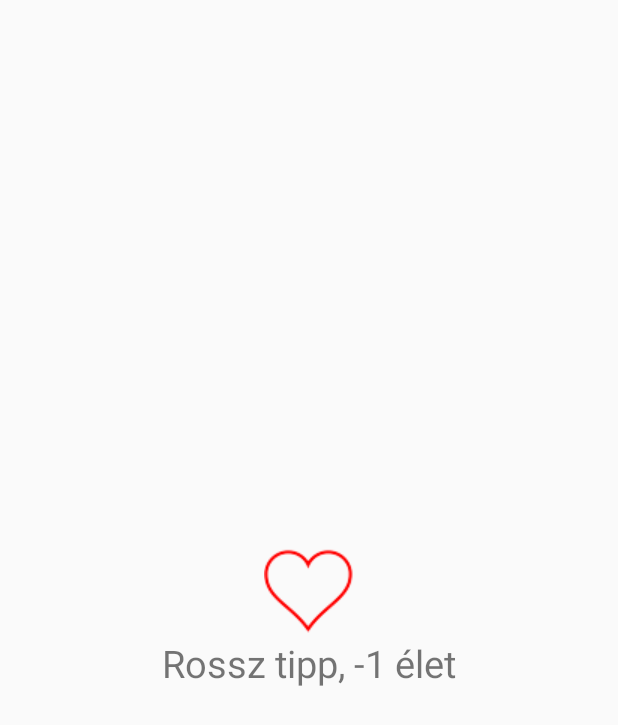
After one commit to darkbeast0106/Android_Java_ThinkANumber, an Android app: the layout custom_toast.xml on its own in the app's theme, with its tools: preview values and no code run, on a phone screen of 412 x 824 dp. The commit adds this screen. Shown: the top 725 px of the screen. Run offline under Robolectric (Android 15) with nearby library versions, the phone set to English and light mode, and no system bars.

Commit message:
Egyedi toast

```diff
--- a/app/src/main/java/com/example/thinkanumber/MainActivity.java
+++ b/app/src/main/java/com/example/thinkanumber/MainActivity.java
@@ -5,7 +5,9 @@ import androidx.appcompat.app.AppCompatActivity;
 
 import android.content.DialogInterface;
 import android.os.Bundle;
+import android.view.Gravity;
 import android.view.View;
+import android.view.ViewGroup;
 import android.widget.Button;
 import android.widget.ImageView;
 import android.widget.TextView;
@@ -18,6 +20,7 @@ public class MainActivity extends AppCompatActivity {
     private Button btnNovel, btnCsokkent, btnTippel;
     private int gondoltSzam, tippeltSzam, elet;
     private AlertDialog.Builder builder;
+    private Toast customToast;
 
     @Override
     protected void onCreate(Bundle savedInstanceState) {
@@ -87,6 +90,7 @@ public class MainActivity extends AppCompatActivity {
                 break;
         }
         elet--;
+        customToast.show();
         if (elet < 1){
             builder.setTitle("Vesztettél").create().show();
         }
@@ -115,6 +119,10 @@ public class MainActivity extends AppCompatActivity {
                     finish();
                 }
             });
+        customToast = Toast.makeText(MainActivity.this, "", Toast.LENGTH_LONG);
+        customToast.setGravity(Gravity.CENTER, 0,0);
+        customToast.setView(getLayoutInflater().inflate(R.layout.custom_toast,(ViewGroup)findViewById(R.id.custom_toast_layout)));
+
     }
 
     private void ujJatek() {
--- /dev/null
+++ b/app/src/main/res/layout/custom_toast.xml
@@ -0,0 +1,20 @@
+<?xml version="1.0" encoding="utf-8"?>
+<LinearLayout xmlns:android="http://schemas.android.com/apk/res/android"
+    android:orientation="vertical" android:layout_width="match_parent"
+    android:layout_height="match_parent"
+    android:gravity="center"
+    android:id="@+id/custom_toast_layout"
+    >
+    <ImageView
+        android:layout_width="wrap_content"
+        android:layout_height="wrap_content"
+        android:src="@drawable/heart1"
+        />
+    <TextView
+        android:layout_width="wrap_content"
+        android:layout_height="wrap_content"
+        android:textSize="25sp"
+        android:text="Rossz tipp, -1 élet"
+        />
+
+</LinearLayout>
```
